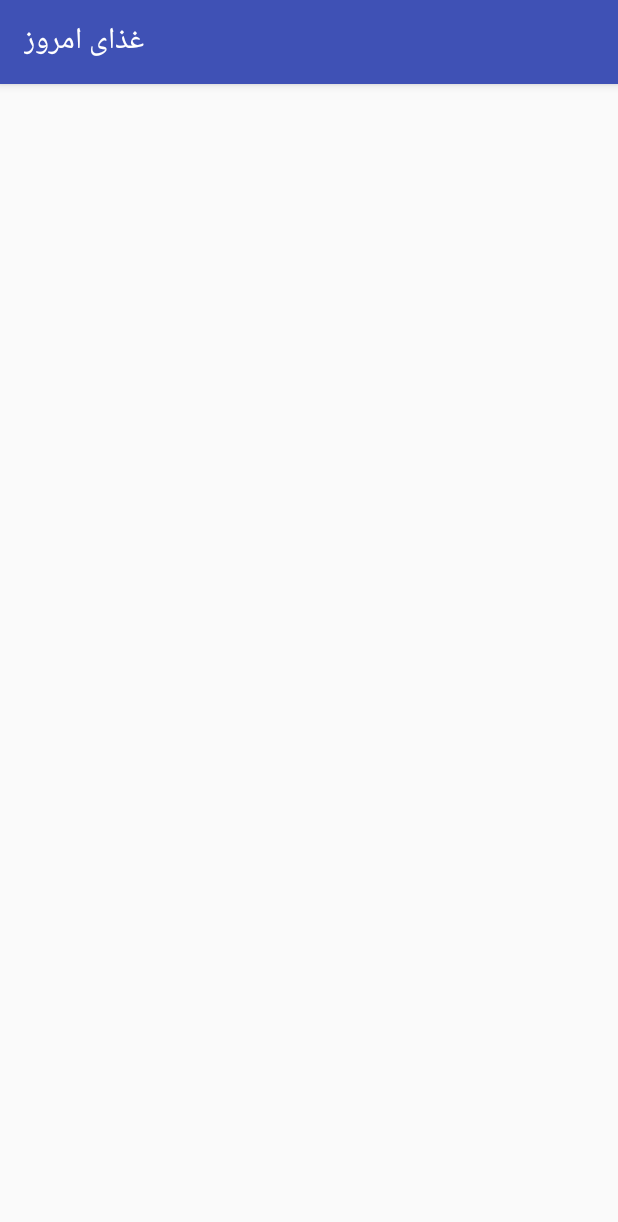
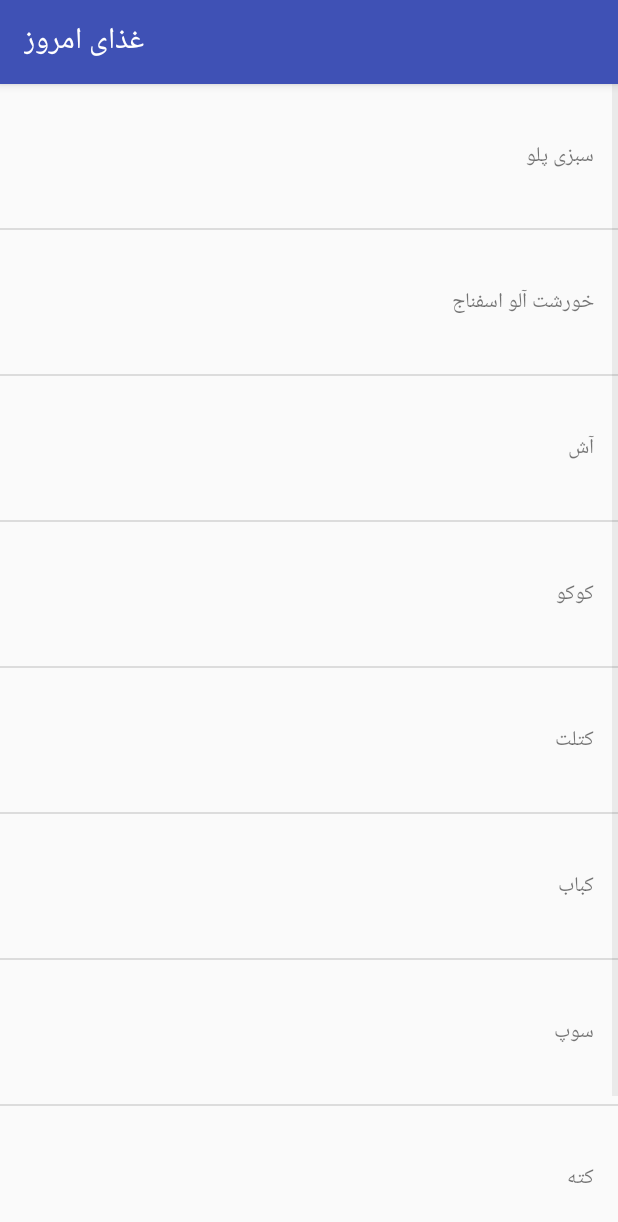
Before and after one commit to LordHoborg/Recipe, an Android app: the FoodsList screen opened directly, with no data from a screen before it, on a phone screen of 412 x 824 dp. Shown: the top 1222 px of the screen. Run offline under Robolectric (Android 15) with nearby library versions, the phone set to English and light mode, and no system bars.

Commit message:
طراحی لیست غذا

```diff
--- a/app/src/main/AndroidManifest.xml
+++ b/app/src/main/AndroidManifest.xml
@@ -16,8 +16,6 @@
             </intent-filter>
         </activity>
 
-        <activity android:name=".MainFragment"/>
-
         <activity android:name=".FoodsList"/>
 
     </application>
--- a/app/src/main/java/com/barracuda/recipe/FoodsList.java
+++ b/app/src/main/java/com/barracuda/recipe/FoodsList.java
@@ -1,14 +1,33 @@
 package com.barracuda.recipe;
 
+import android.content.Context;
 import android.os.Bundle;
 import android.support.v7.app.AppCompatActivity;
+import android.widget.ArrayAdapter;
+import android.widget.ListView;
+
+import static com.barracuda.recipe.R.id.foods_listview;
 
 public class FoodsList extends AppCompatActivity {
+
+    public ListView l;
+    public String[] foods_data = {"سبزی پلو","خورشت آلو اسفناج", "آش", "کوکو", "کتلت", "کباب", "سوپ", "کته", "نیمرو"};
 
     @Override
     protected void onCreate(Bundle savedInstanceState) {
         super.onCreate(savedInstanceState);
         setContentView(R.layout.foods_list);
 
+        l = (ListView) findViewById(foods_listview);
+        ArrayAdapter<String> adapter = new ArrayAdapter<String>(this,R.layout.list_item, R.id.list_item_afood, foods_data);
+
+        l.setAdapter(adapter);
+    }
+
+    private class MyAdapter extends ArrayAdapter<String> {
+        public MyAdapter(Context context, int resource, int strings) {
+            super(context, resource, strings);
+
+        }
     }
 }
--- a/app/src/main/java/com/barracuda/recipe/MainActivity.java
+++ b/app/src/main/java/com/barracuda/recipe/MainActivity.java
@@ -22,7 +22,7 @@ public class MainActivity extends AppCompatActivity implements View.OnClickListe
     @Override
     public void onClick(View view) {
         if (view == foodsListButton)
-            startActivity(new Intent(this, MainFragment.class));
+            startActivity(new Intent(this, FoodsList.class));
 
     }
 }
--- a/app/src/main/res/layout/foods_list.xml
+++ b/app/src/main/res/layout/foods_list.xml
@@ -5,4 +5,9 @@
     android:layout_width="match_parent"
     android:layout_height="match_parent">
 
+    <ListView
+        android:layout_width="match_parent"
+        android:layout_height="wrap_content"
+        android:id="@+id/foods_listview"/>
+
 </LinearLayout>
--- a/app/src/main/res/layout/list_item.xml
+++ b/app/src/main/res/layout/list_item.xml
@@ -1,8 +1,19 @@
 <?xml version="1.0" encoding="utf-8"?>
-<TextView
+<LinearLayout
     xmlns:android="http://schemas.android.com/apk/res/android"
+    xmlns:tools="http://schemas.android.com/tools"
     android:layout_width="match_parent"
     android:layout_height="wrap_content"
-    android:gravity="center_vertical"
-    android:minHeight="?attr/listPreferredItemHeight"
-    android:id="@+id/list_item_textview"/>
+    android:orientation="horizontal"
+    android:padding="16dp">
+
+
+    <TextView
+        android:hint="My Food"
+        android:layout_width="match_parent"
+        android:layout_height="wrap_content"
+        android:gravity="center_vertical"
+        android:minHeight="?attr/listPreferredItemHeight"
+        android:id="@+id/list_item_afood"/>
+
+</LinearLayout>
```
Also changed, not shown: app/src/main/java/com/barracuda/recipe/MainFragment.java (deleted, +0 -42 lines), app/src/main/res/layout/fragment_main.xml (deleted, +0 -13 lines), app/src/main/res/values/strings.xml (+13 -0 lines).
